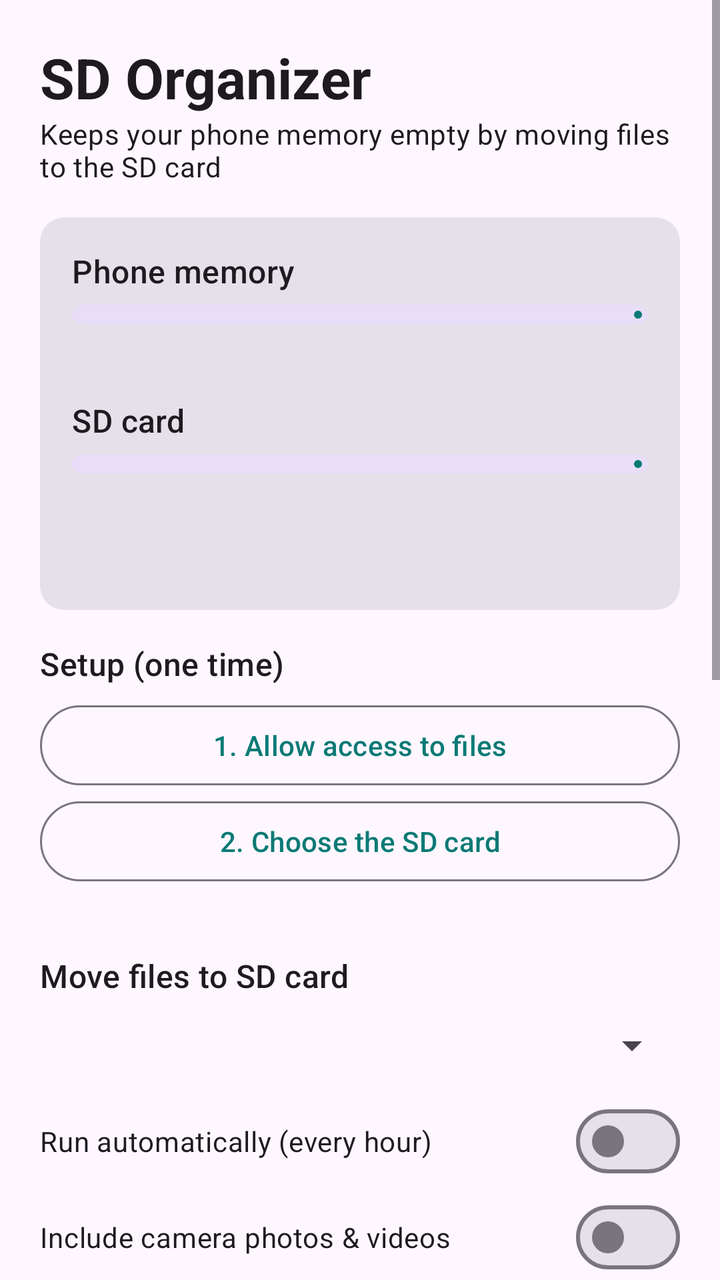
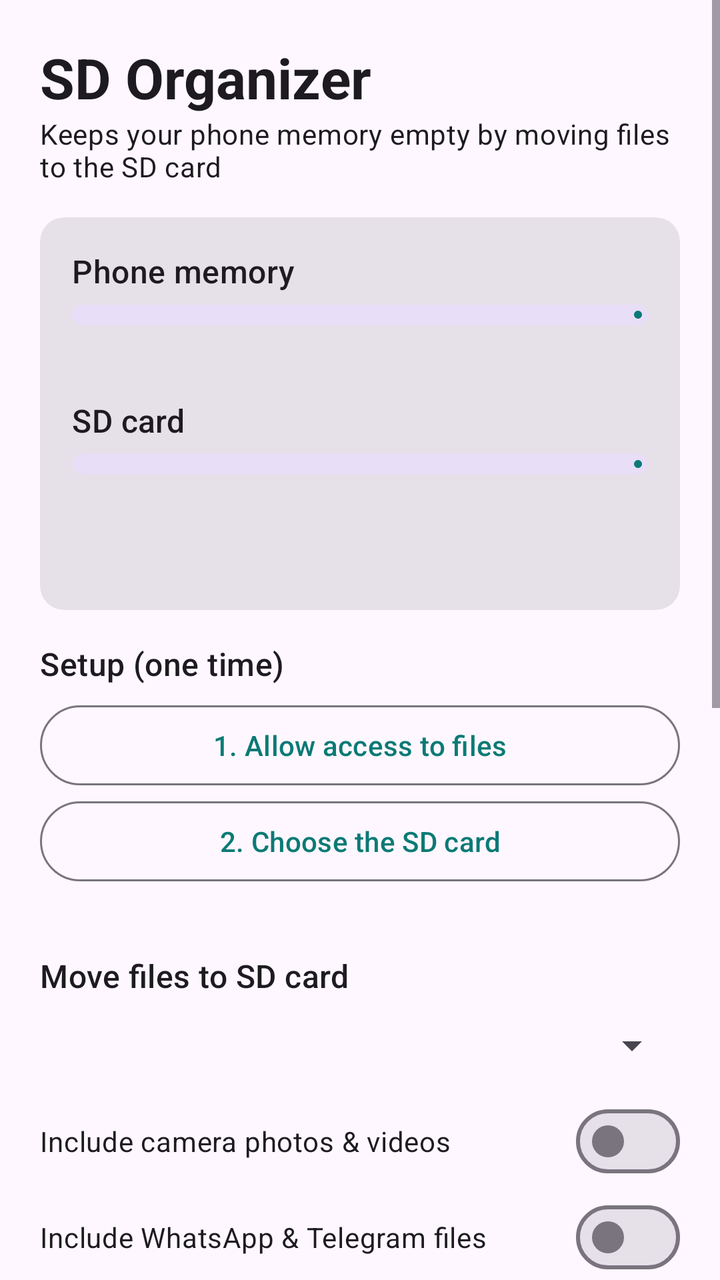

Compare the two renders of this Android layout. The source of the first and the diff that turns it into the second are given below.
<!-- AndroidManifest.xml: application theme Theme.SDOrganizer -->
<!-- res/layout/activity_main.xml -->
<?xml version="1.0" encoding="utf-8"?>
<ScrollView xmlns:android="http://schemas.android.com/apk/res/android"
    xmlns:app="http://schemas.android.com/apk/res-auto"
    android:layout_width="match_parent"
    android:layout_height="match_parent"
    android:fillViewport="true">

    <LinearLayout
        android:layout_width="match_parent"
        android:layout_height="wrap_content"
        android:orientation="vertical"
        android:padding="20dp">

        <TextView
            android:layout_width="wrap_content"
            android:layout_height="wrap_content"
            android:text="SD Organizer"
            android:textAppearance="?attr/textAppearanceHeadlineMedium"
            android:textStyle="bold" />

        <TextView
            android:layout_width="wrap_content"
            android:layout_height="wrap_content"
            android:layout_marginBottom="16dp"
            android:text="Keeps your phone memory empty by moving files to the SD card"
            android:textAppearance="?attr/textAppearanceBodyMedium" />

        
        <com.google.android.material.card.MaterialCardView
            style="@style/Widget.Material3.CardView.Filled"
            android:layout_width="match_parent"
            android:layout_height="wrap_content"
            android:layout_marginBottom="16dp">

            <LinearLayout
                android:layout_width="match_parent"
                android:layout_height="wrap_content"
                android:orientation="vertical"
                android:padding="16dp">

                <TextView
                    android:layout_width="wrap_content"
                    android:layout_height="wrap_content"
                    android:text="Phone memory"
                    android:textAppearance="?attr/textAppearanceTitleMedium" />

                <com.google.android.material.progressindicator.LinearProgressIndicator
                    android:id="@+id/barInternal"
                    android:layout_width="match_parent"
                    android:layout_height="wrap_content"
                    android:layout_marginTop="6dp"
                    android:max="100"
                    app:trackThickness="10dp"
                    app:trackCornerRadius="5dp" />

                <TextView
                    android:id="@+id/txtInternal"
                    android:layout_width="wrap_content"
                    android:layout_height="wrap_content"
                    android:layout_marginTop="4dp" />

                <TextView
                    android:layout_width="wrap_content"
                    android:layout_height="wrap_content"
                    android:layout_marginTop="14dp"
                    android:text="SD card"
                    android:textAppearance="?attr/textAppearanceTitleMedium" />

                <com.google.android.material.progressindicator.LinearProgressIndicator
                    android:id="@+id/barSd"
                    android:layout_width="match_parent"
                    android:layout_height="wrap_content"
                    android:layout_marginTop="6dp"
                    android:max="100"
                    app:trackThickness="10dp"
                    app:trackCornerRadius="5dp" />

                <TextView
                    android:id="@+id/txtSd"
                    android:layout_width="wrap_content"
                    android:layout_height="wrap_content"
                    android:layout_marginTop="4dp" />

                <TextView
                    android:id="@+id/txtTotal"
                    android:layout_width="wrap_content"
                    android:layout_height="wrap_content"
                    android:layout_marginTop="10dp"
                    android:textStyle="bold" />
            </LinearLayout>
        </com.google.android.material.card.MaterialCardView>

        
        <TextView
            android:layout_width="wrap_content"
            android:layout_height="wrap_content"
            android:layout_marginBottom="6dp"
            android:text="Setup (one time)"
            android:textAppearance="?attr/textAppearanceTitleMedium" />

        <com.google.android.material.button.MaterialButton
            android:id="@+id/btnAccess"
            style="@style/Widget.Material3.Button.OutlinedButton"
            android:layout_width="match_parent"
            android:layout_height="wrap_content"
            android:text="1. Allow access to files" />

        <com.google.android.material.button.MaterialButton
            android:id="@+id/btnSd"
            style="@style/Widget.Material3.Button.OutlinedButton"
            android:layout_width="match_parent"
            android:layout_height="wrap_content"
            android:text="2. Choose the SD card" />

        <TextView
            android:id="@+id/txtSetup"
            android:layout_width="wrap_content"
            android:layout_height="wrap_content"
            android:layout_marginBottom="16dp"
            android:textAppearance="?attr/textAppearanceBodySmall" />

        
        <TextView
            android:layout_width="wrap_content"
            android:layout_height="wrap_content"
            android:text="Move files to SD card"
            android:textAppearance="?attr/textAppearanceTitleMedium" />

        <Spinner
            android:id="@+id/spinAge"
            android:layout_width="match_parent"
            android:layout_height="48dp" />

        <com.google.android.material.materialswitch.MaterialSwitch
            android:id="@+id/swAuto"
            android:layout_width="match_parent"
            android:layout_height="wrap_content"
            android:text="Run automatically (every hour)" />

        <com.google.android.material.materialswitch.MaterialSwitch
            android:id="@+id/swCamera"
            android:layout_width="match_parent"
            android:layout_height="wrap_content"
            android:text="Include camera photos &amp; videos" />

        <com.google.android.material.materialswitch.MaterialSwitch
            android:id="@+id/swChat"
            android:layout_width="match_parent"
            android:layout_height="wrap_content"
            android:text="Include WhatsApp &amp; Telegram files" />

        <TextView
            android:layout_width="wrap_content"
            android:layout_height="wrap_content"
            android:text="Moved WhatsApp files open from Gallery or Files, not from inside the chat."
            android:textAppearance="?attr/textAppearanceBodySmall" />

        <com.google.android.material.materialswitch.MaterialSwitch
            android:id="@+id/swTidy"
            android:layout_width="match_parent"
            android:layout_height="wrap_content"
            android:text="Also reorganize files already on the SD card" />

        <com.google.android.material.materialswitch.MaterialSwitch
            android:id="@+id/swThumbs"
            android:layout_width="match_parent"
            android:layout_height="wrap_content"
            android:text="Delete gallery thumbnail cache" />

        <com.google.android.material.button.MaterialButton
            android:id="@+id/btnRun"
            android:layout_width="match_parent"
            android:layout_height="64dp"
            android:layout_marginTop="12dp"
            android:text="Move &amp; organize now"
            android:textSize="17sp" />

        <TextView
            android:id="@+id/txtStatus"
            android:layout_width="wrap_content"
            android:layout_height="wrap_content"
            android:layout_marginTop="6dp"
            android:layout_marginBottom="20dp" />

        
        <TextView
            android:id="@+id/txtSpeedTitle"
            android:layout_width="wrap_content"
            android:layout_height="wrap_content"
            android:text="Speed check"
            android:textAppearance="?attr/textAppearanceTitleMedium" />

        <TextView
            android:layout_width="wrap_content"
            android:layout_height="wrap_content"
            android:text="Tap any ⚠ item to fix it"
            android:textAppearance="?attr/textAppearanceBodySmall" />

        <LinearLayout
            android:id="@+id/speedList"
            android:layout_width="match_parent"
            android:layout_height="wrap_content"
            android:layout_marginTop="6dp"
            android:layout_marginBottom="8dp"
            android:orientation="vertical" />

        <com.google.android.material.button.MaterialButton
            android:id="@+id/btnUnused"
            style="@style/Widget.Material3.Button.TonalButton"
            android:layout_width="match_parent"
            android:layout_height="wrap_content"
            android:text="Find apps you don't use" />

        <com.google.android.material.button.MaterialButton
            android:id="@+id/btnCache"
            style="@style/Widget.Material3.Button.TonalButton"
            android:layout_width="match_parent"
            android:layout_height="wrap_content"
            android:text="Open phone cleaner (clear app caches)" />

        <com.google.android.material.button.MaterialButton
            android:id="@+id/btnAnim"
            style="@style/Widget.Material3.Button.TonalButton"
            android:layout_width="match_parent"
            android:layout_height="wrap_content"
            android:text="Make animations faster" />

        <TextView
            android:layout_width="wrap_content"
            android:layout_height="wrap_content"
            android:layout_marginTop="6dp"
            android:text="Tip: phones get slow when phone memory is over 85% full. Keeping it low is the biggest speed boost. Restart the phone once a week."
            android:textAppearance="?attr/textAppearanceBodySmall" />
    </LinearLayout>
</ScrollView>
<!-- resources referenced by this layout -->
<resources>
  <style name="Theme.SDOrganizer" parent="Theme.Material3.DayNight">
          <item name="colorPrimary">#0B7A75</item>
          <item name="colorSecondary">#F2A541</item>
      </style>
</resources>

<!-- the commit's change to res/layout/activity_main.xml (unified diff, before → after) -->
@@ -132,12 +132,6 @@
             android:layout_height="48dp" />
 
         <com.google.android.material.materialswitch.MaterialSwitch
-            android:id="@+id/swAuto"
-            android:layout_width="match_parent"
-            android:layout_height="wrap_content"
-            android:text="Run automatically (every hour)" />
-
-        <com.google.android.material.materialswitch.MaterialSwitch
             android:id="@+id/swCamera"
             android:layout_width="match_parent"
             android:layout_height="wrap_content"
